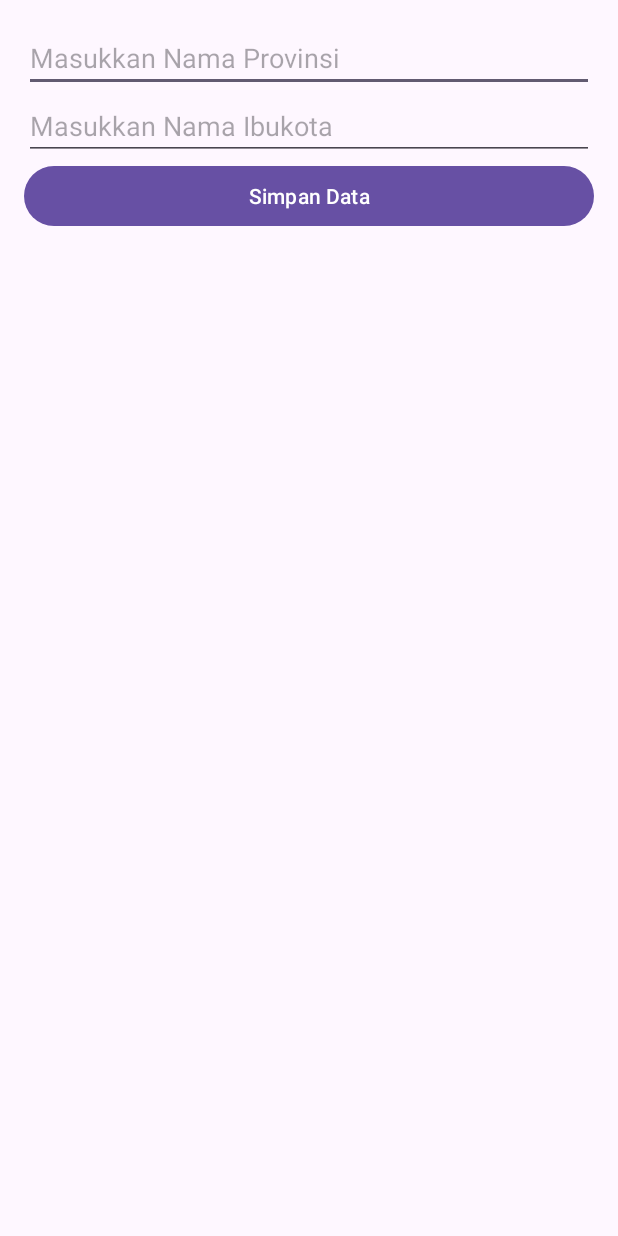
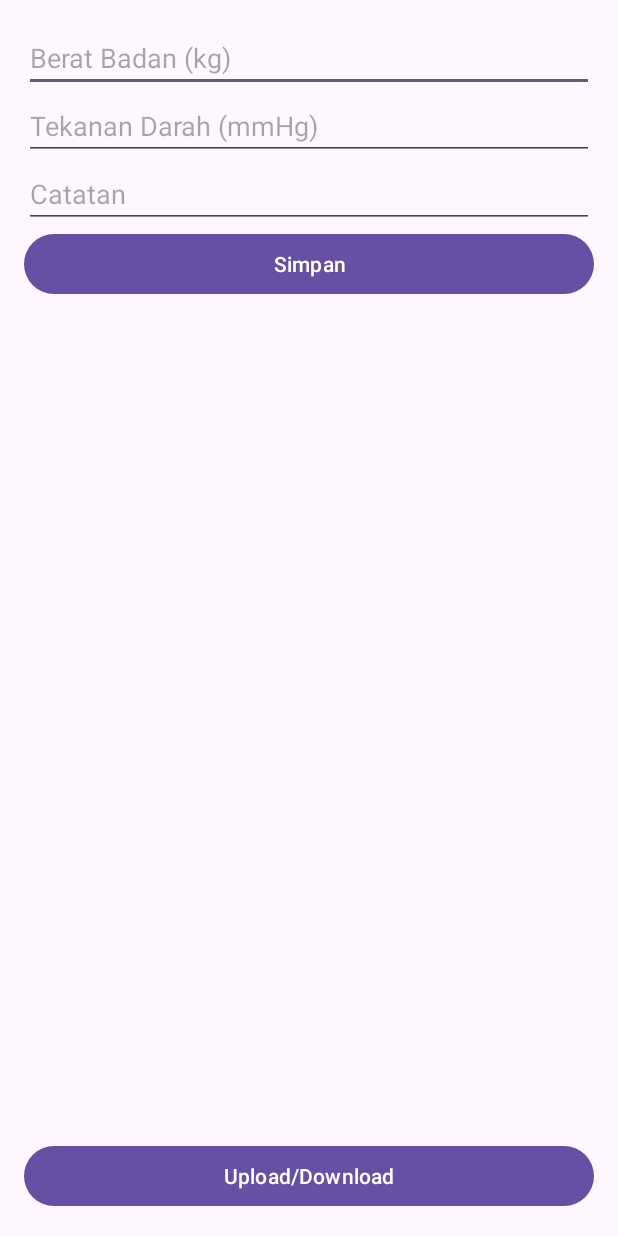
Before and after one commit to c14220247/UAS_PABA_C14220247, an Android app: the screen it shows after launch (MainActivity), on a phone screen of 412 x 824 dp. Run offline under Robolectric (Android 15) with nearby library versions, the phone set to English and light mode, and no system bars; our stand-ins replace Firebase (no records; nobody signed in at launch, a user with empty details on screens opened directly), Room's generated code.

Commit message:
Commit UAS

```diff
--- a/app/src/main/AndroidManifest.xml
+++ b/app/src/main/AndroidManifest.xml
@@ -12,6 +12,7 @@
         android:supportsRtl="true"
         android:theme="@style/Theme.FirebaseTest"
         tools:targetApi="31">
+        <activity android:name=".UploadDownloadActivity" />
         <activity
             android:name=".MainActivity"
             android:exported="true">
--- a/app/src/main/java/com/example/firebasetest/MainActivity.kt
+++ b/app/src/main/java/com/example/firebasetest/MainActivity.kt
@@ -1,89 +1,98 @@
 package com.example.firebasetest
 
+import android.content.Intent
 import android.os.Bundle
-import android.widget.*
+import android.widget.Button
+import android.widget.EditText
+import android.widget.Toast
 import androidx.appcompat.app.AppCompatActivity
+import androidx.recyclerview.widget.LinearLayoutManager
+import androidx.recyclerview.widget.RecyclerView
+import com.example.firebasetest.adapter.HealthRecordAdapter
+import com.example.firebasetest.data.AppDatabase
+import com.example.firebasetest.data.HealthRecord
 import com.google.firebase.firestore.FirebaseFirestore
+import kotlinx.coroutines.CoroutineScope
+import kotlinx.coroutines.Dispatchers
+import kotlinx.coroutines.launch
+import java.util.*
 
 class MainActivity : AppCompatActivity() {
+    private val db = FirebaseFirestore.getInstance()
+    private lateinit var etWeight: EditText
+    private lateinit var etBloodPressure: EditText
+    private lateinit var etNotes: EditText
+    private lateinit var btnSave: Button
+    private lateinit var rvHealthRecords: RecyclerView
+    private lateinit var btnUploadDownload: Button
 
+    private lateinit var healthRecordAdapter: HealthRecordAdapter
+    private val healthRecords = mutableListOf<HealthRecord>()
 
-    private val db = FirebaseFirestore.getInstance()
-
-
-    private var dataProvinsi = ArrayList<Map<String, String>>()
-    private lateinit var lvAdapter: SimpleAdapter
-    private lateinit var etProvinsi: EditText
-    private lateinit var etIbukota: EditText
-    private lateinit var btnSimpan: Button
-    private lateinit var lvData: ListView
+    private val database by lazy { AppDatabase.getDatabase(this) }
 
     override fun onCreate(savedInstanceState: Bundle?) {
         super.onCreate(savedInstanceState)
         setContentView(R.layout.activity_main)
 
+        etWeight = findViewById(R.id.etWeight)
+        etBloodPressure = findViewById(R.id.etBloodPressure)
+        etNotes = findViewById(R.id.etNotes)
+        btnSave = findViewById(R.id.btnSave)
+        rvHealthRecords = findViewById(R.id.rvHealthRecords)
+        btnUploadDownload = findViewById(R.id.btnUploadDownload)
 
-        etProvinsi = findViewById(R.id.etProvinsi)
-        etIbukota = findViewById(R.id.etIbukota)
-        btnSimpan = findViewById(R.id.btnSimpan)
-        lvData = findViewById(R.id.lvData)
+        healthRecordAdapter = HealthRecordAdapter(healthRecords)
+        rvHealthRecords.adapter = healthRecordAdapter
+        rvHealthRecords.layoutManager = LinearLayoutManager(this)
 
+        btnSave.setOnClickListener {
+            saveHealthRecord()
+        }
 
-        lvAdapter = SimpleAdapter(
-            this,
-            dataProvinsi,
-            android.R.layout.simple_list_item_2,
-            arrayOf("Provinsi", "Ibukota"),
-            intArrayOf(android.R.id.text1, android.R.id.text2)
-        )
-        lvData.adapter = lvAdapter
+        btnUploadDownload.setOnClickListener {
+            startActivity(Intent(this, UploadDownloadActivity::class.java))
+        }
 
+        loadHealthRecords()
+    }
 
-        btnSimpan.setOnClickListener {
-            val provinsi = etProvinsi.text.toString()
-            val ibukota = etIbukota.text.toString()
-            if (provinsi.isNotEmpty() && ibukota.isNotEmpty()) {
-                tambahData(provinsi, ibukota)
-            } else {
-                Toast.makeText(this, "Field tidak boleh kosong", Toast.LENGTH_SHORT).show()
+    private fun saveHealthRecord() {
+        val weight = etWeight.text.toString().toDoubleOrNull()
+        val bloodPressure = etBloodPressure.text.toString()
+        val notes = etNotes.text.toString()
+
+        if (weight != null && bloodPressure.isNotEmpty() && notes.isNotEmpty()) {
+            val healthRecord = HealthRecord(
+                dateTime = Date(),
+                weight = weight,
+                bloodPressure = bloodPressure,
+                notes = notes
+            )
+
+            CoroutineScope(Dispatchers.IO).launch {
+                database.healthRecordDao().insert(healthRecord)
+                loadHealthRecords()
+            }
+
+            etWeight.text.clear()
+            etBloodPressure.text.clear()
+            etNotes.text.clear()
+
+            Toast.makeText(this, "Data berhasil disimpan", Toast.LENGTH_SHORT).show()
+        } else {
+            Toast.makeText(this, "Field tidak boleh kosong", Toast.LENGTH_SHORT).show()
+        }
+    }
+
+    private fun loadHealthRecords() {
+        CoroutineScope(Dispatchers.IO).launch {
+            val records = database.healthRecordDao().getAll() // Fetch records from database
+            runOnUiThread {
+                healthRecords.clear()
+                healthRecords.addAll(records)
+                healthRecordAdapter.notifyDataSetChanged() // Update RecyclerView
             }
         }
-
-
-        readData()
-    }
-
-
-    private fun tambahData(provinsi: String, ibukota: String) {
-        val dataBaru = mapOf("Provinsi" to provinsi, "Ibukota" to ibukota)
-        db.collection("tbProvinsi")
-            .add(dataBaru)
-            .addOnSuccessListener {
-                etProvinsi.text.clear()
-                etIbukota.text.clear()
-                Toast.makeText(this, "Data berhasil disimpan", Toast.LENGTH_SHORT).show()
-                readData() // Refresh data
-            }
-            .addOnFailureListener {
-                Toast.makeText(this, "Gagal menyimpan data: ${it.message}", Toast.LENGTH_SHORT).show()
-            }
-    }
-
-
-    private fun readData() {
-        db.collection("tbProvinsi")
-            .get()
-            .addOnSuccessListener { result ->
-                dataProvinsi.clear()
-                for (document in result) {
-                    val provinsi = document.getString("Provinsi").orEmpty()
-                    val ibukota = document.getString("Ibukota").orEmpty()
-                    dataProvinsi.add(mapOf("Provinsi" to provinsi, "Ibukota" to ibukota))
-                }
-                lvAdapter.notifyDataSetChanged()
-            }
-            .addOnFailureListener {
-                Toast.makeText(this, "Gagal mengambil data: ${it.message}", Toast.LENGTH_SHORT).show()
-            }
     }
 }
--- /dev/null
+++ b/app/src/main/java/com/example/firebasetest/data/AppDatabase.kt
@@ -0,0 +1,30 @@
+package com.example.firebasetest.data
+
+import android.content.Context
+import androidx.room.Database
+import androidx.room.Room
+import androidx.room.RoomDatabase
+import androidx.room.TypeConverters
+
+@Database(entities = [HealthRecord::class], version = 1)
+@TypeConverters(Converters::class)
+abstract class AppDatabase : RoomDatabase() {
+    abstract fun healthRecordDao(): HealthRecordDao
+
+    companion object {
+        @Volatile
+        private var INSTANCE: AppDatabase? = null
+
+        fun getDatabase(context: Context): AppDatabase {
+            return INSTANCE ?: synchronized(this) {
+                val instance = Room.databaseBuilder(
+                    context.applicationContext,
+                    AppDatabase::class.java,
+                    "health_record_database"
+                ).build()
+                INSTANCE = instance
+                instance
+            }
+        }
+    }
+}
--- /dev/null
+++ b/app/src/main/java/com/example/firebasetest/data/HealthRecordDao.kt
@@ -0,0 +1,18 @@
+package com.example.firebasetest.data
+
+import androidx.room.*
+
+@Dao
+interface HealthRecordDao {
+    @Insert
+    suspend fun insert(healthRecord: HealthRecord)
+
+    @Update
+    suspend fun update(healthRecord: HealthRecord)
+
+    @Delete
+    suspend fun delete(healthRecord: HealthRecord)
+
+    @Query("SELECT * FROM health_records")
+    suspend fun getAll(): List<HealthRecord>
+}
--- a/app/src/main/res/layout/activity_main.xml
+++ b/app/src/main/res/layout/activity_main.xml
@@ -1,30 +1,45 @@
-<LinearLayout
-    xmlns:android="http://schemas.android.com/apk/res/android"
+<?xml version="1.0" encoding="utf-8"?>
+<LinearLayout xmlns:android="http://schemas.android.com/apk/res/android"
     android:layout_width="match_parent"
     android:layout_height="match_parent"
     android:orientation="vertical"
     android:padding="16dp">
 
     <EditText
-        android:id="@+id/etProvinsi"
+        android:id="@+id/etWeight"
         android:layout_width="match_parent"
         android:layout_height="wrap_content"
-        android:hint="Masukkan Nama Provinsi" />
+        android:hint="Berat Badan (kg)"
+        android:inputType="numberDecimal" />
 
     <EditText
-        android:id="@+id/etIbukota"
+        android:id="@+id/etBloodPressure"
         android:layout_width="match_parent"
         android:layout_height="wrap_content"
-        android:hint="Masukkan Nama Ibukota" />
+        android:hint="Tekanan Darah (mmHg)" />
+
+    <EditText
+        android:id="@+id/etNotes"
+        android:layout_width="match_parent"
+        android:layout_height="wrap_content"
+        android:hint="Catatan" />
 
     <Button
-        android:id="@+id/btnSimpan"
+        android:id="@+id/btnSave"
         android:layout_width="match_parent"
         android:layout_height="wrap_content"
-        android:text="Simpan Data" />
+        android:text="Simpan" />
 
-    <ListView
-        android:id="@+id/lvData"
+    <androidx.recyclerview.widget.RecyclerView
+        android:id="@+id/rvHealthRecords"
         android:layout_width="match_parent"
-        android:layout_height="wrap_content" />
+        android:layout_height="0dp"
+        android:layout_weight="1" />
+
+    <Button
+        android:id="@+id/btnUploadDownload"
+        android:layout_width="match_parent"
+        android:layout_height="wrap_content"
+        android:text="Upload/Download" />
+
 </LinearLayout>
--- a/build.gradle.kts
+++ b/build.gradle.kts
@@ -3,4 +3,5 @@ plugins {
     alias(libs.plugins.android.application) apply false
     alias(libs.plugins.jetbrains.kotlin.android) apply false
     alias(libs.plugins.google.gms.google.services) apply false
+    id ("com.google.devtools.ksp") version "2.1.0-1.0.29" apply false
 }
```
Also changed, not shown: app/build.gradle.kts (+9 -4 lines), app/src/main/java/com/example/firebasetest/UploadDownloadActivity.kt (added, +11 -0 lines), app/src/main/java/com/example/firebasetest/adapter/HealthRecordAdapter.kt (added, +41 -0 lines), app/src/main/java/com/example/firebasetest/data/Converters.kt (added, +16 -0 lines), app/src/main/java/com/example/firebasetest/data/HealthRecord.kt (added, +14 -0 lines), app/src/main/res/layout/activity_upload_download.xml (added, +20 -0 lines), app/src/main/res/layout/item_health_record.xml (added, +29 -0 lines), gradle/libs.versions.toml (+6 -3 lines), gradle/wrapper/gradle-wrapper.properties.
